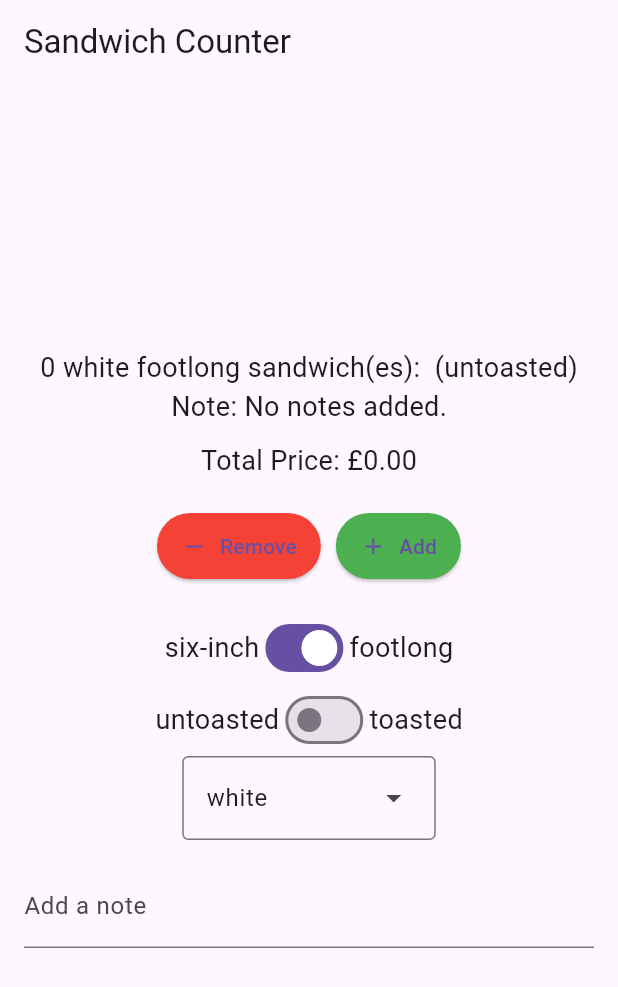
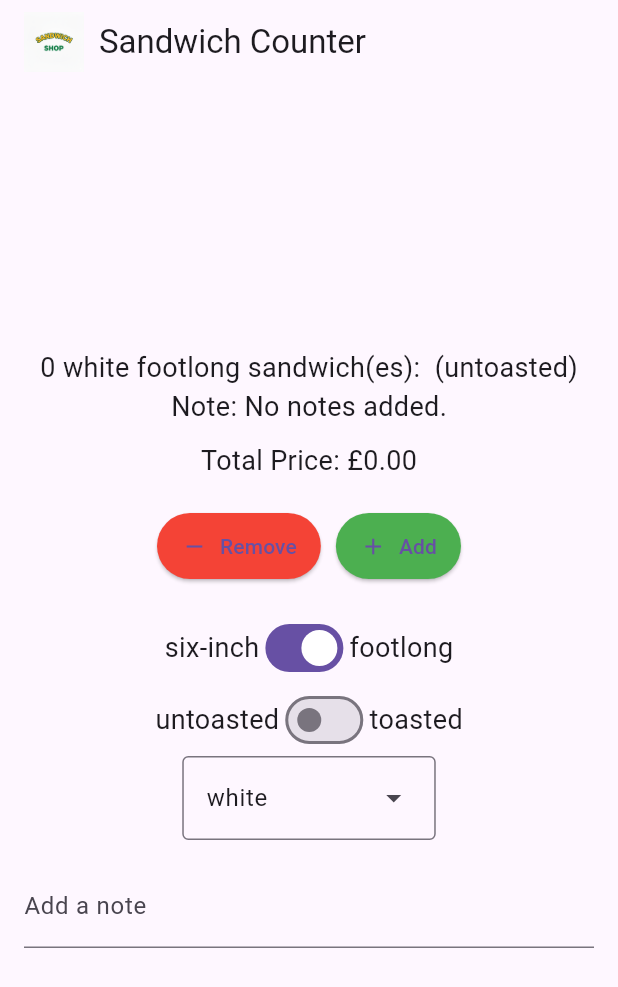
Before and after one commit to Oskar-Wieczorek-2005/first_app, a Flutter app: the screen it shows after launch, on a phone screen of 412 x 824 dp. Shown: the top 987 px of the screen. Run offline on Flutter 3.47's test engine with Material 3 defaults, Android fonts, the phone set to English and light mode, and no system bars.

Commit message:
implement logo in the appbar

```diff
--- a/lib/main.dart
+++ b/lib/main.dart
@@ -97,7 +97,19 @@ class _OrderScreenState extends State<OrderScreen> {
         _pricingRepository.calculateTotalPrice(_quantity, itemType);
 
     return Scaffold(
-      appBar: AppBar(title: const Text('Sandwich Counter')),
+      appBar: AppBar(
+        title: Row(
+          children: [
+            Image.asset(
+              'lib/assets/images/logo.png', // Ensure this path is correct
+              height: 40,
+            ),
+            const SizedBox(width: 10),
+            const Text('Sandwich Counter'),
+          ],
+        ),
+        centerTitle: false, // Aligns the title and logo to the left
+      ),
       body: Center(
         child: SingleChildScrollView(
           child: Column(
--- a/pubspec.yaml
+++ b/pubspec.yaml
@@ -22,3 +22,5 @@ dev_dependencies:
 flutter:
 
   uses-material-design: true
+  assets:
+    - lib/assets/images/logo.png
```
Also changed, not shown: pubspec.lock.
